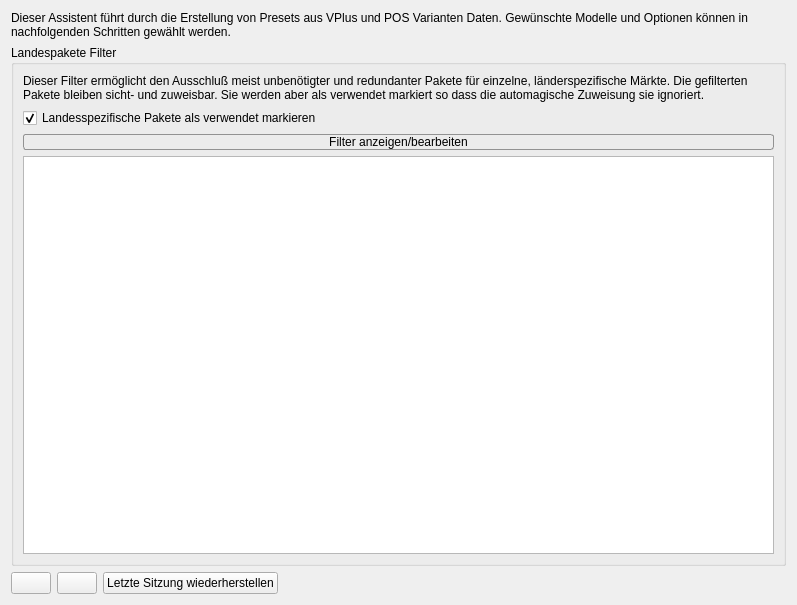
Above: ui/wizard_start.ui from tappi287/RenderKnecht2 before the change. Below: the same form after it.
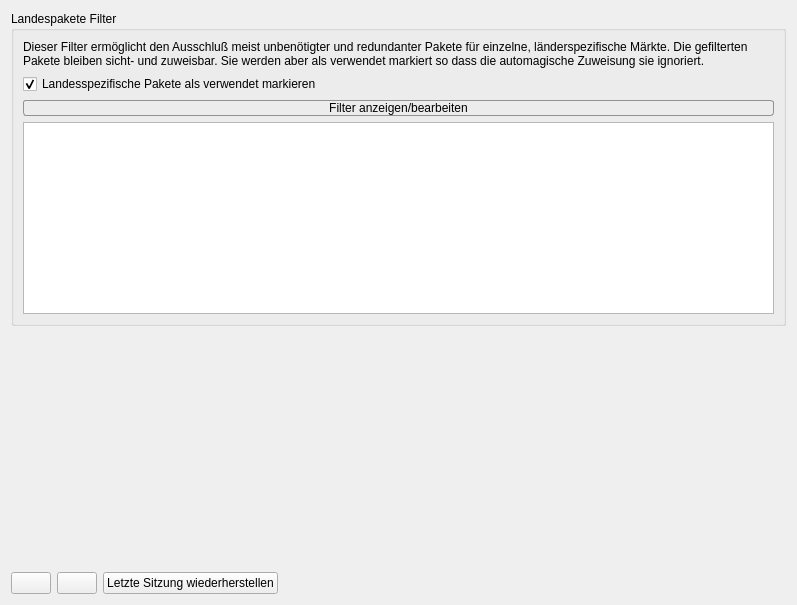
That is the form after the change. Icons and pictures are not drawn.

Commit message: fixed item userType for item views search dialog will touch only editable items second iteration of preset wizard IconRsc get_pixmap respects dark mode KnData to model can create wizard specific models copy, paste respects un-editable item views added group item flags to KnechtModel(unselectable, uneditable)

```diff
--- a/ui/wizard_start.ui
+++ b/ui/wizard_start.ui
@@ -14,16 +14,6 @@
    <string>WizardPage</string>
   </property>
   <layout class="QVBoxLayout" name="verticalLayout">
-   <item>
-    <widget class="QLabel" name="welcome_desc">
-     <property name="text">
-      <string>Dieser Assistent führt durch die Erstellung von Presets aus VPlus und POS Varianten Daten. Gewünschte Modelle und Optionen können in nachfolgenden Schritten gewählt werden.</string>
-     </property>
-     <property name="wordWrap">
-      <bool>true</bool>
-     </property>
-    </widget>
-   </item>
    <item>
     <widget class="QGroupBox" name="filter_box">
      <property name="title">
@@ -106,6 +96,19 @@
      </layout>
     </widget>
    </item>
+   <item>
+    <spacer name="verticalSpacer">
+     <property name="orientation">
+      <enum>Qt::Vertical</enum>
+     </property>
+     <property name="sizeHint" stdset="0">
+      <size>
+       <width>20</width>
+       <height>40</height>
+      </size>
+     </property>
+    </spacer>
+   </item>
    <item>
     <layout class="QHBoxLayout" name="btn_bar_layout">
      <item>
```
The commit also changes 22 other files.
